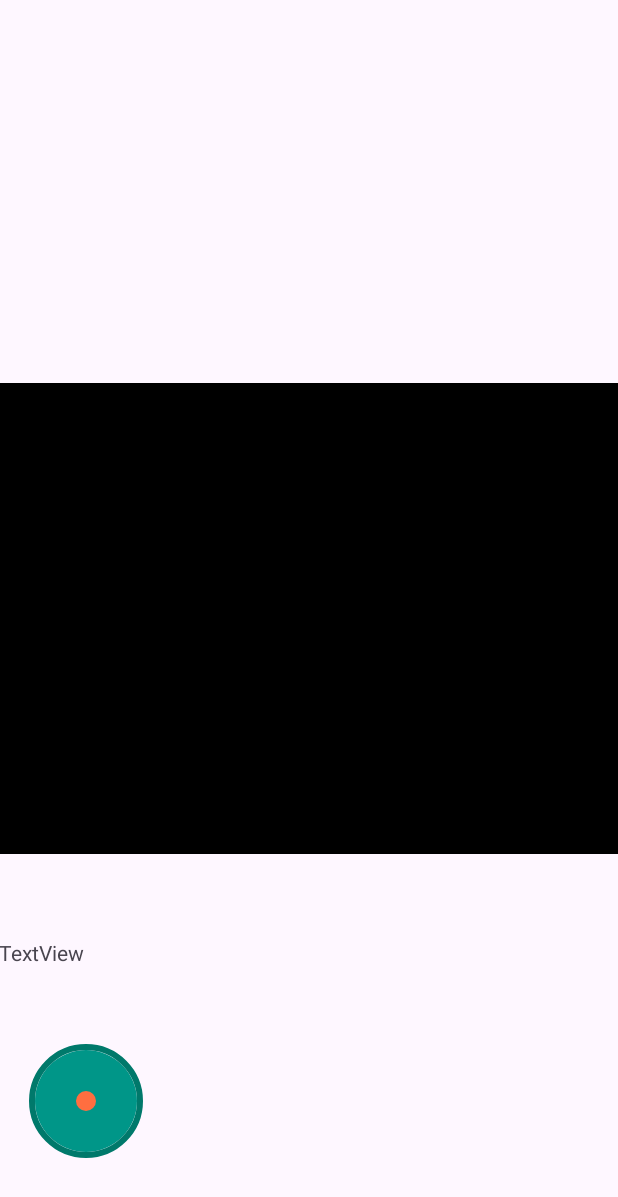
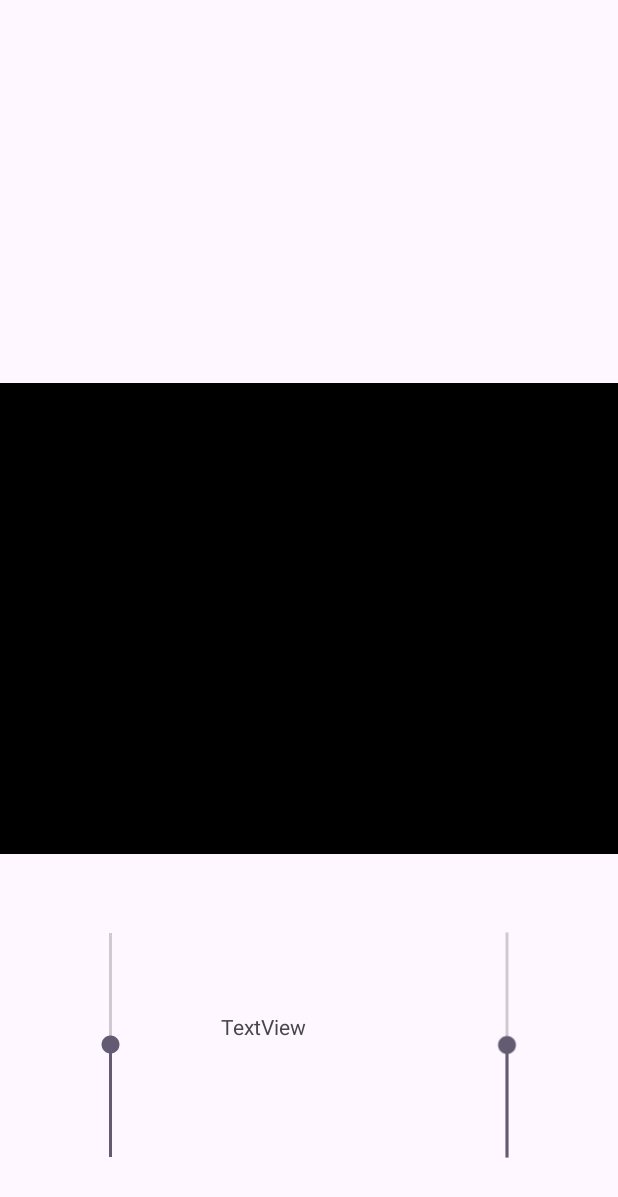
Before and after one commit to yesiths24/Franken-Bot, an Android app: the layout manual_control.xml on its own in the app's theme, with its tools: preview values and no code run, on a phone screen of 412 x 824 dp. Shown: the top 1197 px of the screen. Run offline under Robolectric (Android 15) with nearby library versions, the phone set to English and light mode, and no system bars.

```diff
--- a/FrankenBotApp/app/src/main/res/layout/manual_control.xml
+++ b/FrankenBotApp/app/src/main/res/layout/manual_control.xml
@@ -5,32 +5,15 @@
     android:layout_width="match_parent"
     android:layout_height="match_parent">
 
-    <io.github.controlwear.virtual.joystick.android.JoystickView
-        android:id="@+id/joystick1"
-        android:layout_width="103dp"
-        android:layout_height="98dp"
-        app:JV_backgroundColor="#009688"
-        app:JV_borderColor="#00796B"
-        app:JV_borderWidth="4dp"
-        app:JV_buttonColor="#FF6E40"
-        app:JV_buttonSizeRatio="15%"
-        app:JV_fixedCenter="false"
-        app:layout_constraintBottom_toBottomOf="parent"
-        app:layout_constraintEnd_toEndOf="parent"
-        app:layout_constraintHorizontal_bias="0.028"
-        app:layout_constraintStart_toStartOf="parent"
-        app:layout_constraintTop_toTopOf="parent"
-        app:layout_constraintVertical_bias="0.944" />
-
     <TextView
         android:id="@+id/textView1"
         android:layout_width="118dp"
         android:layout_height="44dp"
-        android:layout_marginBottom="16dp"
         android:text="TextView"
-        app:layout_constraintBottom_toTopOf="@+id/joystick1"
-        app:layout_constraintEnd_toEndOf="@+id/joystick1"
-        app:layout_constraintStart_toStartOf="@+id/joystick1" />
+        app:layout_constraintBottom_toBottomOf="parent"
+        app:layout_constraintEnd_toEndOf="parent"
+        app:layout_constraintStart_toStartOf="parent"
+        app:layout_constraintTop_toBottomOf="@+id/playerView1" />
 
     <androidx.media3.ui.PlayerView
         android:id="@+id/playerView1"
@@ -41,4 +24,30 @@
         app:layout_constraintStart_toStartOf="parent"
         app:layout_constraintTop_toTopOf="parent" />
 
+    <SeekBar
+        android:id="@+id/seekBar1"
+        android:layout_width="wrap_content"
+        android:layout_height="0dp"
+        android:rotation="270"
+        app:layout_constraintBottom_toBottomOf="parent"
+        app:layout_constraintEnd_toStartOf="@+id/textView1"
+        app:layout_constraintStart_toStartOf="parent"
+        app:layout_constraintTop_toBottomOf="@+id/playerView1"
+        android:max="200"
+        android:minWidth="150dp"
+        android:progress="100"/>
+
+    <SeekBar
+        android:id="@+id/seekBar2"
+        android:layout_width="wrap_content"
+        android:layout_height="0dp"
+        android:rotation="270"
+        app:layout_constraintBottom_toBottomOf="parent"
+        app:layout_constraintEnd_toEndOf="parent"
+        app:layout_constraintStart_toEndOf="@+id/textView1"
+        app:layout_constraintTop_toBottomOf="@+id/playerView1"
+        android:max="200"
+        android:minWidth="150dp"
+        android:progress="100"/>
+
 </androidx.constraintlayout.widget.ConstraintLayout>
```
Also changed, not shown: FrankenBotApp/app/src/main/java/com/example/frankenbotapp/ManualActivity.java (+38 -6 lines), 1 other file.
